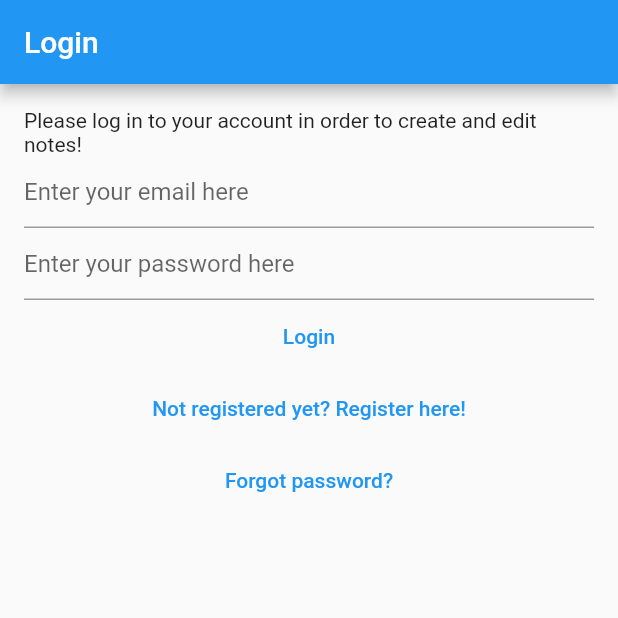
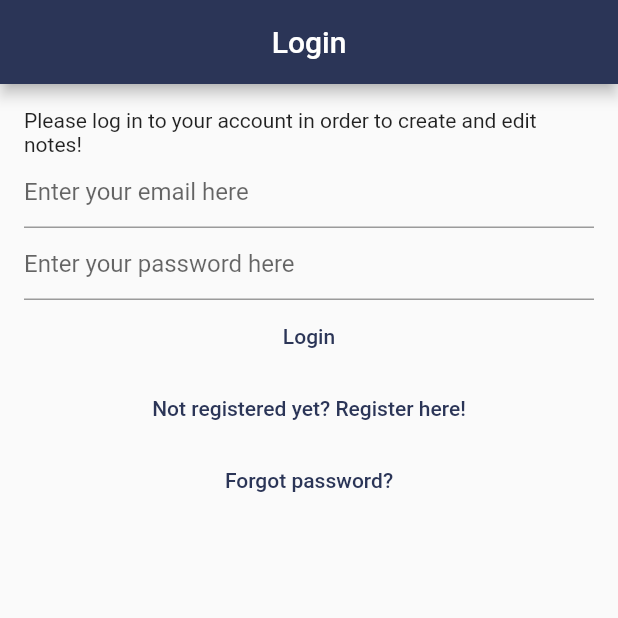
Before and after one commit to Dtsiantaris/mynotesFlutter, a Flutter app: the screen it shows after launch, on a phone screen of 412 x 824 dp, the top half of it. Run offline on Flutter 3.47's test engine with Material 2 defaults, Android fonts, the phone set to English and light mode, and no system bars; our stand-ins replace bloc, cloud_firestore, equatable, firebase_auth, firebase_core, flutter_bloc and 1 more; accounts and stored records are empty.

Commit message:
Final commit. Will refactor later

```diff
--- /dev/null
+++ b/lib/constants/palette.dart
@@ -0,0 +1,19 @@
+import 'package:flutter/material.dart';
+
+class Palette {
+  static const MaterialColor mainTheme = MaterialColor(
+    0xff2B3557, // 0% comes in here, this will be color picked if no shade is selected when defining a Color property which doesn’t require a swatch.
+    <int, Color>{
+      50: Color(0xff2B3557), //10%
+      100: Color(0xff2B3557), //20%
+      200: Color(0xff2B3557), //30%
+      300: Color(0xff2B3557), //40%
+      400: Color(0xff2B3557), //50%
+      500: Color(0xff2B3557), //60%
+      600: Color(0xff2B3557), //70%
+      700: Color(0xff2B3557), //80%
+      800: Color(0xff2B3557), //90%
+      900: Color(0xff2B3557), //100%
+    },
+  );
+} // you can d
--- a/lib/main.dart
+++ b/lib/main.dart
@@ -1,5 +1,6 @@
 import 'package:flutter/material.dart';
 import 'package:flutter_bloc/flutter_bloc.dart';
+import 'package:mynotes/constants/palette.dart';
 import 'package:mynotes/constants/routes.dart';
 import 'package:mynotes/helpers/loading/loading_screen.dart';
 import 'package:mynotes/services/auth/bloc/auth_bloc.dart';
@@ -23,9 +24,10 @@ class MyApp extends StatelessWidget {
   @override
   Widget build(BuildContext context) {
     return MaterialApp(
-      title: 'Flutter Demo',
+      debugShowCheckedModeBanner: false,
+      title: 'My Notes',
       theme: ThemeData(
-        primarySwatch: Colors.blue,
+        primarySwatch: Palette.mainTheme,
       ),
       home: BlocProvider<AuthBloc>(
         create: (context) => AuthBloc(FirebaseAuthProvider()),
--- a/lib/views/forgot_password_view.dart
+++ b/lib/views/forgot_password_view.dart
@@ -49,6 +49,7 @@ class _ForgotPasswordViewState extends State<ForgotPasswordView> {
       child: Scaffold(
         appBar: AppBar(
           title: const Text('Forgot Password'),
+          centerTitle: true,
         ),
         body: Padding(
           padding: const EdgeInsets.all(16.0),
--- a/lib/views/login_view.dart
+++ b/lib/views/login_view.dart
@@ -51,6 +51,7 @@ class _LoginViewState extends State<LoginView> {
       child: Scaffold(
         appBar: AppBar(
           title: const Text('Login'),
+          centerTitle: true,
         ),
         body: Padding(
           padding: const EdgeInsets.all(16.0),
--- a/lib/views/notes/create_update_note_view.dart
+++ b/lib/views/notes/create_update_note_view.dart
@@ -86,6 +86,7 @@ class _CreateUpdateNoteViewState extends State<CreateUpdateNoteView> {
     return Scaffold(
       appBar: AppBar(
         title: const Text('New Note'),
+        centerTitle: true,
         actions: [
           IconButton(
             onPressed: () async {
--- a/lib/views/notes/notes_view.dart
+++ b/lib/views/notes/notes_view.dart
@@ -32,6 +32,7 @@ class _NotesViewState extends State<NotesView> {
     return Scaffold(
         appBar: AppBar(
           title: const Text("Your Notes"),
+          centerTitle: true,
           actions: [
             IconButton(
                 onPressed: () {
--- a/lib/views/register_view.dart
+++ b/lib/views/register_view.dart
@@ -52,6 +52,7 @@ class _RegisterViewState extends State<RegisterView> {
       child: Scaffold(
         appBar: AppBar(
           title: const Text('Register'),
+          centerTitle: true,
         ),
         body: Padding(
           padding: const EdgeInsets.all(16.0),
--- a/lib/views/verify_email_view.dart
+++ b/lib/views/verify_email_view.dart
@@ -18,6 +18,7 @@ class _VerifyEmailViewState extends State<VerifyEmailView> {
     return Scaffold(
       appBar: AppBar(
         title: const Text('Verify email'),
+        centerTitle: true,
       ),
       body: Column(children: [
         const Text(
```
